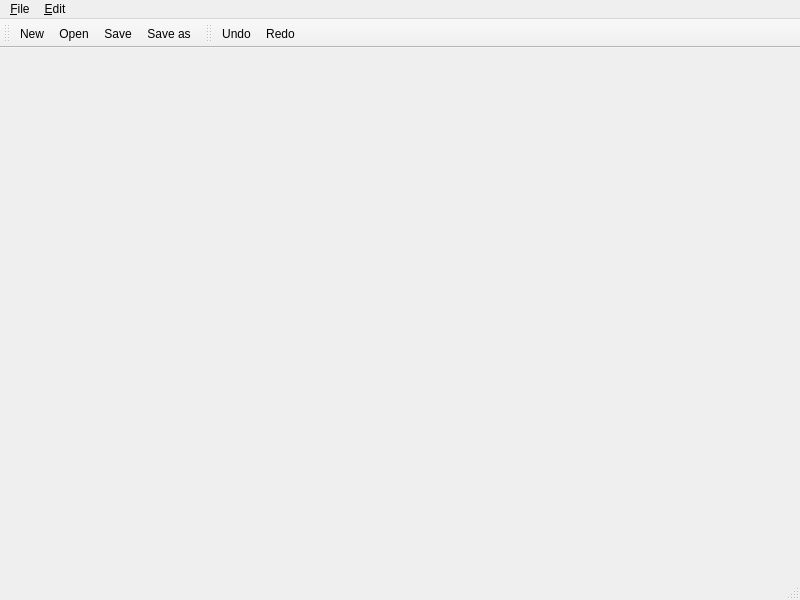
Above: bipcomposer/gui/generated/MainWindow.ui from Morwenn/BipComposer before the change. Below: the same form after it.
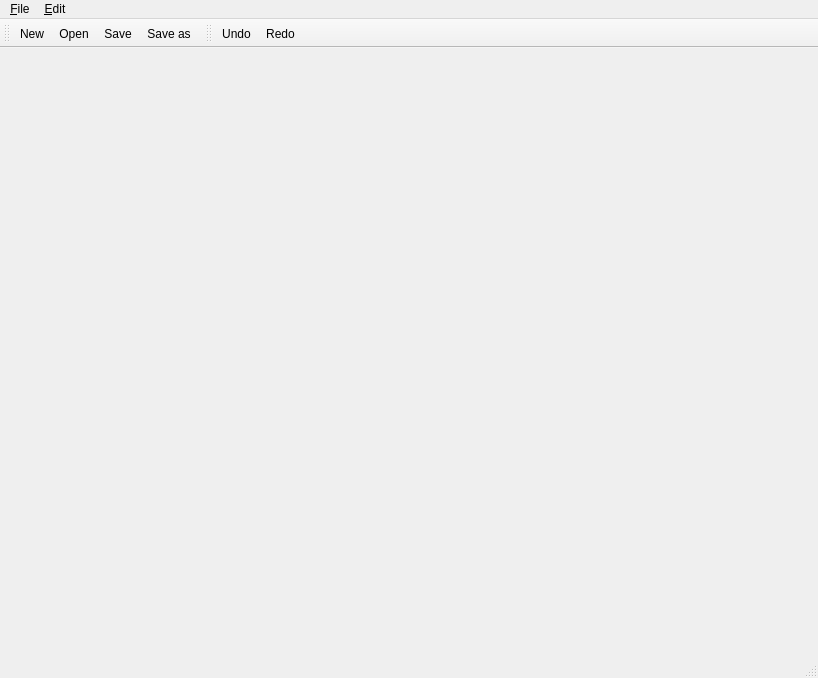
That is the form after the change. Icons and pictures are not drawn.

Commit message: Changed the window's size.

The edit to the form file:
```diff
--- a/bipcomposer/gui/generated/MainWindow.ui
+++ b/bipcomposer/gui/generated/MainWindow.ui
@@ -6,8 +6,8 @@
    <rect>
     <x>0</x>
     <y>0</y>
-    <width>800</width>
-    <height>600</height>
+    <width>818</width>
+    <height>678</height>
    </rect>
   </property>
   <property name="windowTitle">
@@ -39,7 +39,7 @@
     <rect>
      <x>0</x>
      <y>0</y>
-     <width>800</width>
+     <width>818</width>
      <height>18</height>
     </rect>
    </property>
```
The commit also changes 1 other file.
